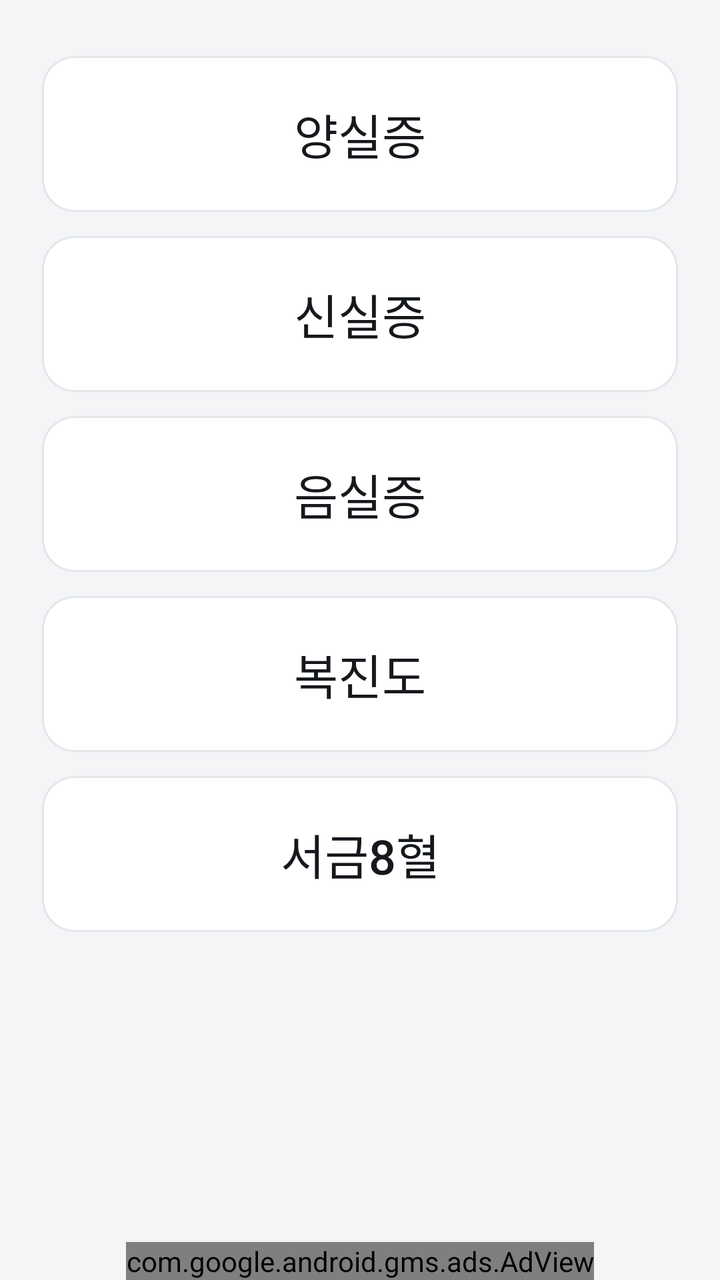
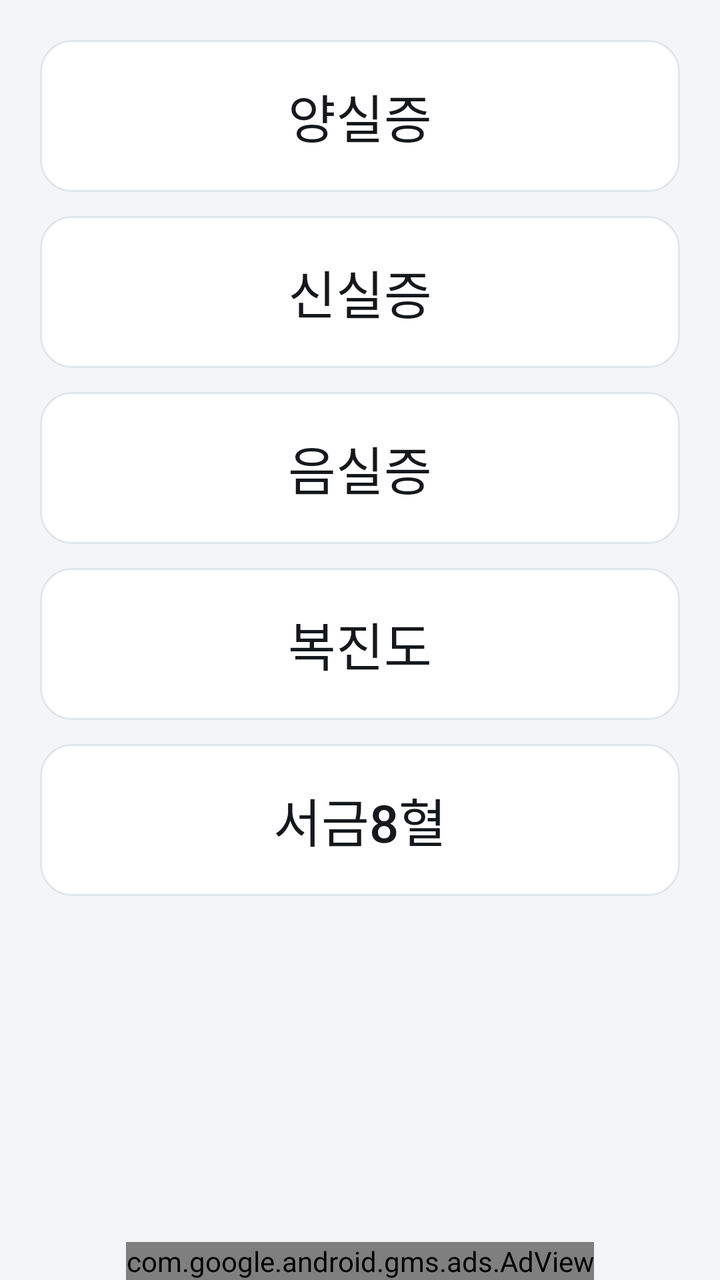

Two renders of the same Android screen: before a commit and after it. Below are the layout's source before the change and the commit's diff.
<!-- AndroidManifest.xml: application theme AppTheme -->
<!-- res/layout/activity_threeone2.xml -->
<?xml version="1.0" encoding="utf-8"?>
<RelativeLayout xmlns:android="http://schemas.android.com/apk/res/android"
    xmlns:tools="http://schemas.android.com/tools"
    xmlns:ads="http://schemas.android.com/apk/res-auto"
    android:paddingTop="@dimen/activity_vertical_margin"
    android:paddingLeft="@dimen/activity_horizontal_margin"
    android:paddingRight="@dimen/activity_horizontal_margin"
    android:layout_width="fill_parent"
    android:layout_height="fill_parent"
    tools:context=".MainActivity" >

    <com.google.android.gms.ads.AdView
        android:id="@+id/adView"
        android:layout_width="wrap_content"
        android:layout_height="wrap_content"
        android:layout_centerHorizontal="true"
        android:layout_alignParentBottom="true"
        ads:adSize="BANNER"
        ads:adUnitId="@string/banner_ad_unit_id" />


    <LinearLayout
        android:layout_above="@id/adView"
        android:id="@+id/linearLayout2"
        android:layout_width="match_parent"
        android:layout_height="match_parent"
        android:layout_alignParentTop="true"
        android:layout_centerHorizontal="true"
        android:orientation="vertical" >

        <Button
            android:id="@+id/button_yangil"
            android:layout_width="fill_parent"
            android:layout_height="wrap_content"
            android:layout_marginLeft="5dp"
            android:layout_marginRight="5dp"
            android:layout_marginTop="12dp"
            android:background="@drawable/button_test"
            android:text="양실증"
            android:textSize="24sp" />

        <Button
            android:id="@+id/button_sinsil"
            android:layout_width="fill_parent"
            android:layout_height="wrap_content"
            android:layout_marginLeft="5dp"
            android:layout_marginRight="5dp"
            android:layout_marginTop="12dp"
            android:background="@drawable/button_test"
            android:text="신실증"
            android:textSize="24sp" />

        <Button
            android:id="@+id/button_eumsil"
            android:layout_width="fill_parent"
            android:layout_height="wrap_content"
            android:layout_marginLeft="5dp"
            android:layout_marginRight="5dp"
            android:layout_marginTop="12dp"
            android:background="@drawable/button_test"
            android:text="음실증"
            android:textSize="24sp" />

        <Button
            android:id="@+id/button_bokjindo"
            android:layout_width="fill_parent"
            android:layout_height="wrap_content"
            android:layout_marginLeft="5dp"
            android:layout_marginRight="5dp"
            android:layout_marginTop="12dp"
            android:background="@drawable/button_test"
            android:text="복진도"
            android:textSize="24sp" />

        <Button
            android:id="@+id/button_8"
            android:layout_width="fill_parent"
            android:layout_height="wrap_content"
            android:layout_marginLeft="5dp"
            android:layout_marginRight="5dp"
            android:layout_marginTop="12dp"
            android:background="@drawable/button_test"
            android:text="서금8혈"
            android:textSize="24sp" />
    </LinearLayout>

</RelativeLayout>
<!-- resources referenced by this layout -->
<resources>
  <dimen name="activity_horizontal_margin">16dp</dimen>
  <dimen name="activity_vertical_margin">16dp</dimen>
  <!-- drawable button_test (drawable) -->
  <?xml version="1.0" encoding="utf-8"?>
  <selector xmlns:android="http://schemas.android.com/apk/res/android">
      <item android:state_pressed="true">
          <shape android:shape="rectangle">
              <solid android:color="@color/accent_soft" />
              <stroke
                  android:width="1dp"
                  android:color="@color/accent" />
              <padding
                  android:left="12dp"
                  android:top="12dp"
                  android:right="12dp"
                  android:bottom="12dp" />
              <corners android:radius="16dp" />
          </shape>
      </item>
      <item>
          <shape android:shape="rectangle">
              <solid android:color="@color/surface" />
              <stroke
                  android:width="1dp"
                  android:color="@color/outline" />
              <padding
                  android:left="12dp"
                  android:top="12dp"
                  android:right="12dp"
                  android:bottom="12dp" />
              <corners android:radius="16dp" />
          </shape>
      </item>
  </selector>
  <string name="banner_ad_unit_id">ca-app-pub-1253642133922353/2152469025</string>
  <style name="AppTheme" parent="AppBaseTheme">
          <item name="colorPrimary">@color/bar</item>
          <item name="colorPrimaryDark">@color/bar_dark</item>
          <item name="colorAccent">@color/accent</item>
          <item name="android:windowBackground">@color/bg</item>
          <item name="android:buttonStyle">@style/AppButton</item>
      </style>
  <color name="accent_soft">#E7F1EC</color>
  <color name="accent">#1F6E43</color>
  <color name="surface">#FFFFFF</color>
  <color name="outline">#E3E6EA</color>
  <style name="AppBaseTheme" parent="Theme.MaterialComponents.Light.Bridge">
          
      </style>
  <color name="bar">#14171A</color>
  <color name="bar_dark">#0B0D0F</color>
  <color name="bg">#F4F5F7</color>
  <style name="AppButton" parent="Widget.AppCompat.Button">
          <item name="android:background">@drawable/button_test</item>
          <item name="android:textColor">@color/text_primary</item>
          <item name="android:textSize">24sp</item>
          <item name="android:fontFamily">sans-serif-medium</item>
          <item name="android:textAllCaps">false</item>
          <item name="android:minHeight">78dp</item>
          <item name="android:stateListAnimator">@null</item>
          <item name="android:elevation">0dp</item>
      </style>
  <color name="text_primary">#15181C</color>
</resources>

<!-- the commit's change to res/layout/activity_threeone2.xml (unified diff, before → after) -->
@@ -2,12 +2,10 @@
 <RelativeLayout xmlns:android="http://schemas.android.com/apk/res/android"
     xmlns:tools="http://schemas.android.com/tools"
     xmlns:ads="http://schemas.android.com/apk/res-auto"
-    android:paddingTop="@dimen/activity_vertical_margin"
-    android:paddingLeft="@dimen/activity_horizontal_margin"
-    android:paddingRight="@dimen/activity_horizontal_margin"
-    android:layout_width="fill_parent"
-    android:layout_height="fill_parent"
-    tools:context=".MainActivity" >
+    android:layout_width="match_parent"
+    android:layout_height="match_parent"
+    android:background="@color/bg"
+    tools:context=".Threeone2" >
 
     <com.google.android.gms.ads.AdView
         android:id="@+id/adView"
@@ -18,70 +16,56 @@
         ads:adSize="BANNER"
         ads:adUnitId="@string/banner_ad_unit_id" />
 
-
     <LinearLayout
-        android:layout_above="@id/adView"
         android:id="@+id/linearLayout2"
         android:layout_width="match_parent"
         android:layout_height="match_parent"
         android:layout_alignParentTop="true"
-        android:layout_centerHorizontal="true"
-        android:orientation="vertical" >
+        android:layout_above="@id/adView"
+        android:orientation="vertical"
+        android:paddingLeft="@dimen/screen_margin"
+        android:paddingRight="@dimen/screen_margin"
+        android:paddingTop="20dp" >
 
-        <Button
+        <com.google.android.material.button.MaterialButton
             android:id="@+id/button_yangil"
-            android:layout_width="fill_parent"
-            android:layout_height="wrap_content"
-            android:layout_marginLeft="5dp"
-            android:layout_marginRight="5dp"
-            android:layout_marginTop="12dp"
-            android:background="@drawable/button_test"
-            android:text="양실증"
-            android:textSize="24sp" />
+            style="@style/MenuTile"
+            android:layout_width="match_parent"
+            android:layout_height="@dimen/tile_height"
+            android:text="양실증" />
 
-        <Button
+        <com.google.android.material.button.MaterialButton
             android:id="@+id/button_sinsil"
-            android:layout_width="fill_parent"
-            android:layout_height="wrap_content"
-            android:layout_marginLeft="5dp"
-            android:layout_marginRight="5dp"
-            android:layout_marginTop="12dp"
-            android:background="@drawable/button_test"
-            android:text="신실증"
-            android:textSize="24sp" />
+            style="@style/MenuTile"
+            android:layout_width="match_parent"
+            android:layout_height="@dimen/tile_height"
+            android:layout_marginTop="@dimen/grid_gap"
+            android:text="신실증" />
 
-        <Button
+        <com.google.android.material.button.MaterialButton
             android:id="@+id/button_eumsil"
-            android:layout_width="fill_parent"
-            android:layout_height="wrap_content"
-            android:layout_marginLeft="5dp"
-            android:layout_marginRight="5dp"
-            android:layout_marginTop="12dp"
-            android:background="@drawable/button_test"
-            android:text="음실증"
-            android:textSize="24sp" />
+            style="@style/MenuTile"
+            android:layout_width="match_parent"
+            android:layout_height="@dimen/tile_height"
+            android:layout_marginTop="@dimen/grid_gap"
+            android:text="음실증" />
 
-        <Button
+        <com.google.android.material.button.MaterialButton
             android:id="@+id/button_bokjindo"
-            android:layout_width="fill_parent"
-            android:layout_height="wrap_content"
-            android:layout_marginLeft="5dp"
-            android:layout_marginRight="5dp"
-            android:layout_marginTop="12dp"
-            android:background="@drawable/button_test"
-            android:text="복진도"
-            android:textSize="24sp" />
+            style="@style/MenuTile"
+            android:layout_width="match_parent"
+            android:layout_height="@dimen/tile_height"
+            android:layout_marginTop="@dimen/grid_gap"
+            android:text="복진도" />
 
-        <Button
+        <com.google.android.material.button.MaterialButton
             android:id="@+id/button_8"
-            android:layout_width="fill_parent"
-            android:layout_height="wrap_content"
-            android:layout_marginLeft="5dp"
-            android:layout_marginRight="5dp"
-            android:layout_marginTop="12dp"
-            android:background="@drawable/button_test"
-            android:text="서금8혈"
-            android:textSize="24sp" />
+            style="@style/MenuTile"
+            android:layout_width="match_parent"
+            android:layout_height="@dimen/tile_height"
+            android:layout_marginTop="@dimen/grid_gap"
+            android:text="서금8혈" />
+
     </LinearLayout>
 
 </RelativeLayout>
<!-- resource entries referenced after the edit -->
@@ -1,7 +1,5 @@
 <!-- resources referenced by this layout -->
 <resources>
-  <dimen name="activity_horizontal_margin">16dp</dimen>
-  <dimen name="activity_vertical_margin">16dp</dimen>
   <!-- drawable button_test (drawable) -->
   <?xml version="1.0" encoding="utf-8"?>
   <selector xmlns:android="http://schemas.android.com/apk/res/android">
@@ -35,6 +33,26 @@
       </item>
   </selector>
   <string name="banner_ad_unit_id">ca-app-pub-1253642133922353/2152469025</string>
+  <style name="MenuTile" parent="Widget.MaterialComponents.Button.OutlinedButton">
+          <item name="android:layout_height">@dimen/tile_height</item>
+          <item name="android:textSize">26sp</item>
+          <item name="android:textColor">@color/text_primary</item>
+          <item name="android:textAllCaps">false</item>
+          <item name="android:fontFamily">sans-serif-medium</item>
+          <item name="android:letterSpacing">0</item>
+          <item name="android:insetTop">0dp</item>
+          <item name="android:insetBottom">0dp</item>
+          <item name="backgroundTint">@color/surface</item>
+          <item name="strokeColor">@color/outline</item>
+          <item name="strokeWidth">1dp</item>
+          <item name="cornerRadius">@dimen/tile_radius</item>
+          <item name="rippleColor">@color/accent_soft</item>
+          <item name="elevation">0dp</item>
+          <item name="iconGravity">textTop</item>
+          <item name="iconPadding">14dp</item>
+          <item name="iconSize">44dp</item>
+          <item name="iconTint">@color/accent</item>
+      </style>
   <style name="AppTheme" parent="AppBaseTheme">
           <item name="colorPrimary">@color/bar</item>
           <item name="colorPrimaryDark">@color/bar_dark</item>
@@ -46,12 +64,16 @@
   <color name="accent">#1F6E43</color>
   <color name="surface">#FFFFFF</color>
   <color name="outline">#E3E6EA</color>
+  <dimen name="tile_radius">16dp</dimen>
   <style name="AppBaseTheme" parent="Theme.MaterialComponents.Light.Bridge">
           
       </style>
   <color name="bar">#14171A</color>
   <color name="bar_dark">#0B0D0F</color>
   <color name="bg">#F4F5F7</color>
+  <dimen name="grid_gap">12dp</dimen>
+  <dimen name="screen_margin">20dp</dimen>
+  <dimen name="tile_height">76dp</dimen>
   <style name="AppButton" parent="Widget.AppCompat.Button">
           <item name="android:background">@drawable/button_test</item>
           <item name="android:textColor">@color/text_primary</item>
